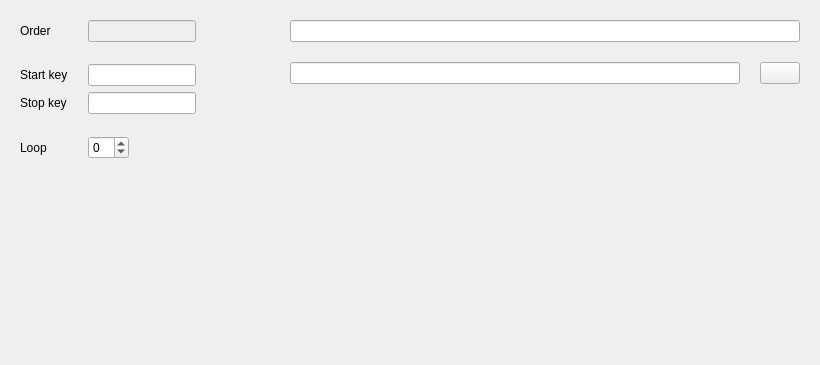
Above: src/designer/general.ui from pade/qsound before the change. Below: the same form after it.
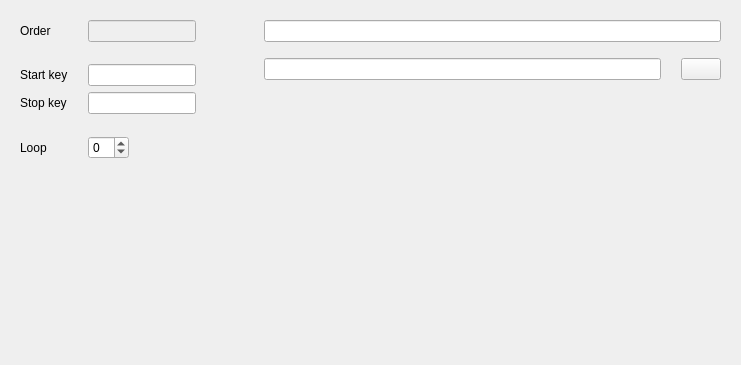
That is the form after the change. Icons and pictures are not drawn.

Commit message: Connect general to cue

```diff
--- a/src/designer/general.ui
+++ b/src/designer/general.ui
@@ -6,7 +6,7 @@
    <rect>
     <x>0</x>
     <y>0</y>
-    <width>820</width>
+    <width>741</width>
     <height>365</height>
    </rect>
   </property>
@@ -167,11 +167,27 @@
         <item>
          <layout class="QVBoxLayout" name="verticalLayout">
           <property name="spacing">
-           <number>20</number>
+           <number>-1</number>
           </property>
           <item>
            <widget class="QLineEdit" name="name"/>
           </item>
+          <item>
+           <spacer name="verticalSpacer_4">
+            <property name="orientation">
+             <enum>Qt::Vertical</enum>
+            </property>
+            <property name="sizeType">
+             <enum>QSizePolicy::Fixed</enum>
+            </property>
+            <property name="sizeHint" stdset="0">
+             <size>
+              <width>20</width>
+              <height>10</height>
+             </size>
+            </property>
+           </spacer>
+          </item>
           <item>
            <widget class="QWidget" name="widget_3" native="true">
             <layout class="QHBoxLayout" name="horizontalLayout_4">
```
The commit also changes 4 other files.
